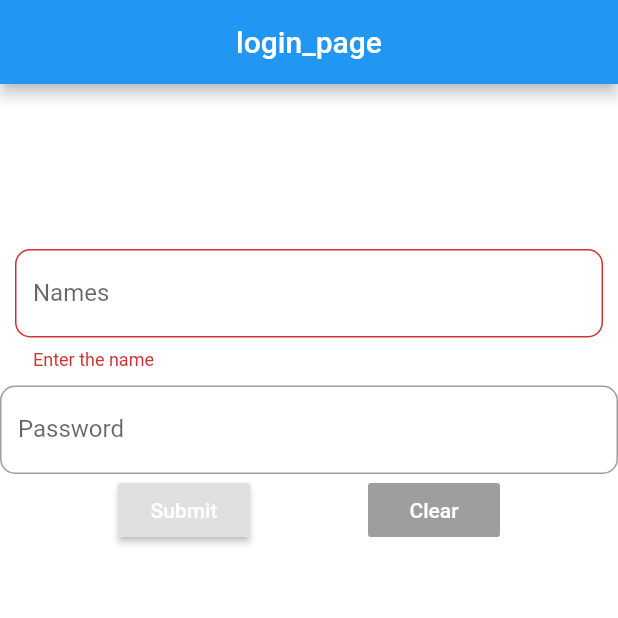
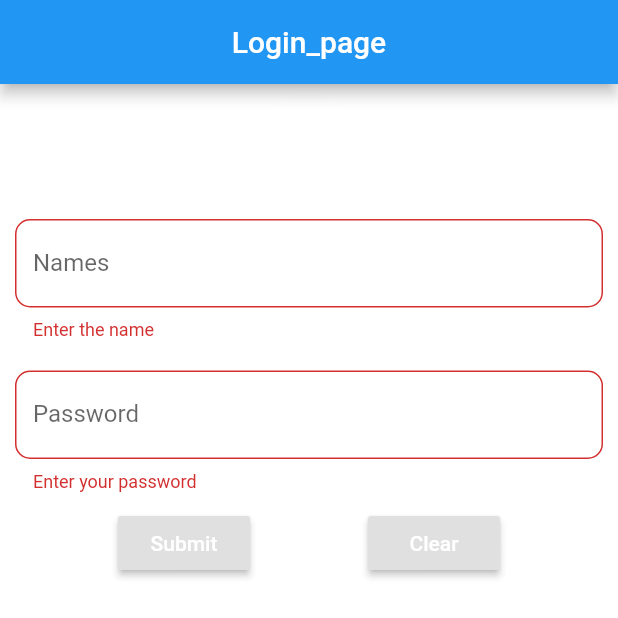
Before and after one commit to Venkatesh-j-koppar/Login-Version-1, a Flutter app: the screen it shows after launch, after a tap on "Submit", on a phone screen of 412 x 824 dp, the top half of it. Run offline on Flutter 3.47's test engine with Material 2 defaults, Android fonts, the phone set to English and light mode, and no system bars.

Commit message:
login full version

```diff
--- a/lib/login_app.dart
+++ b/lib/login_app.dart
@@ -5,10 +5,18 @@ class login_app extends StatefulWidget {
   _login_appState createState() => _login_appState();
 }
 
+class _data{
+  String name='';
+  String password='';
+
+}
+
 class _login_appState extends State<login_app> {
   final form_key= GlobalKey<FormState>();
+  _data log=new _data();
   @override
   Widget build(BuildContext context) {
+
     return Container(
       child: Form(
         key: form_key,
@@ -18,7 +26,7 @@ class _login_appState extends State<login_app> {
               child: Image.asset("images/face.png",
                 color: Colors.white,
                 width: 90,
-              height: 100,),
+              height: 80,),
             ),
             Padding(
               padding: const EdgeInsets.all(10.0),
@@ -40,8 +48,8 @@ class _login_appState extends State<login_app> {
 
             }
             else{
-
-            print("All is good");
+            log.name=value;
+            print(log.name);
             }
 
             },
@@ -50,6 +58,8 @@ class _login_appState extends State<login_app> {
               ),
             ),
             Center(
+              child: Padding(
+                padding: const EdgeInsets.all(10.0),
                 child: TextFormField(
                   obscureText: true,
                   decoration: InputDecoration(
@@ -58,15 +68,28 @@ class _login_appState extends State<login_app> {
                     border: OutlineInputBorder(
 
 
-                    gapPadding: 2.3,
+                      gapPadding: 3.3,
                       borderRadius: BorderRadius.circular(10.0)
                     ),
 
 
                   ),
+                  validator: (value){
+                    if(value.isEmpty){
+                      return "Enter your password";
+
+
+                    }
+                    else{
+                      log.password=value;
+                       print(log.password);
+                    }
+
+                  },
 
 
 
+                ),
               ),
             ),
             Container(
@@ -77,8 +100,11 @@ class _login_appState extends State<login_app> {
 
                RaisedButton(onPressed: (){
                  if(form_key.currentState.validate()){
+                   setState(() {
+                     log.name=log.name;
+                   });
                    Scaffold.of(context)
-                   .showSnackBar(SnackBar(content:Text("all is Good")));
+                   .showSnackBar(SnackBar(content:Text("Well Done")));
 
                  }
 
@@ -86,19 +112,50 @@ class _login_appState extends State<login_app> {
                },
                  child:  Text("Submit",style: TextStyle(
                 color: Colors.white,
+                   //fontSize: 15.0,
+                   //fontWeight: FontWeight.w400,
                ),),
 
 
 
 
                ),
-               RaisedButton(onPressed: null,
-               child: Text("Clear",style: TextStyle(
-                 color: Colors.white
+               RaisedButton(onPressed: (){
+                 if(form_key.currentState.validate()){
+
+                   form_key.currentState.reset();
+                   setState(() {
+                     log.name='';
+                   });
+                 }
+
+
+
+
+               }
+                 ,child: Text("Clear",style: TextStyle(
+                 color: Colors.white,
+                  // fontSize: 15.0,
+                   //fontWeight: FontWeight.w400,
                ),),
-               )
+               ),
+
 
              ],
+           ),
+
+            ),
+
+               Padding(
+                padding: const EdgeInsets.all(8.0),
+                child:Center(
+                 child: log.name.isEmpty ?  Text("") : Text(
+                  "welcome ${log.name}",
+                  style: TextStyle(
+                    fontWeight: FontWeight.w900,
+                  fontSize: 15.0,
+                  color: Colors.white,
+                ),),
               ),
             )
 
--- a/lib/main.dart
+++ b/lib/main.dart
@@ -7,14 +7,14 @@ void main() => runApp(Myapp());
 class Myapp extends StatelessWidget {
   @override
   Widget build(BuildContext context) {
-    final apptitle="login_page";
+    final apptitle="Login_page";
     return MaterialApp(
       title: apptitle,
       debugShowCheckedModeBanner: false,
       home: Scaffold(
         appBar: AppBar(title: Text(apptitle,),
           centerTitle:true,),
-        backgroundColor: Colors.white70,
+        backgroundColor: Colors.white60,
         body:login_app(),
 
       ),
```
Lines whose indentation alone changed are shown as unchanged.
